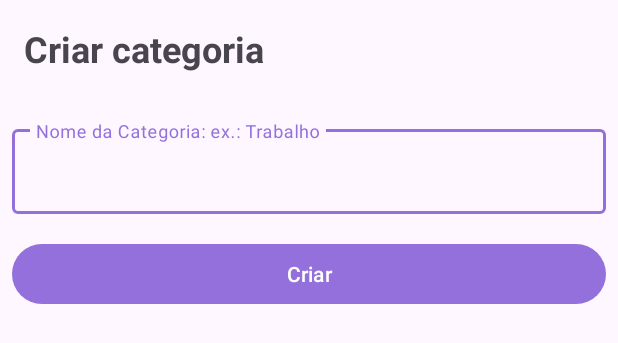
After one commit to marcoaferreira/Tasks, an Android app: the layout create_category_bottom_sheet.xml on its own in the app's theme, with its tools: preview values and no code run, on a phone screen of 412 x 824 dp. The commit adds this screen. Shown: the top 343 px of the screen. Run offline under Robolectric (Android 15) with nearby library versions, the phone set to English and light mode, and no system bars.

Commit message:
[patch] Added new bottom sheet ui to create category

```diff
--- /dev/null
+++ b/app/src/main/res/layout/create_category_bottom_sheet.xml
@@ -0,0 +1,43 @@
+<?xml version="1.0" encoding="utf-8"?>
+<LinearLayout xmlns:android="http://schemas.android.com/apk/res/android"
+    android:layout_width="match_parent"
+    android:layout_height="wrap_content"
+    android:orientation="vertical">
+
+    <TextView
+        android:id="@+id/tv_title"
+        android:layout_width="match_parent"
+        android:layout_height="wrap_content"
+        android:layout_margin="16dp"
+        android:layout_marginStart="8dp"
+        android:layout_marginTop="16dp"
+        android:layout_marginEnd="8dp"
+        android:text="@string/create_category"
+        android:textSize="24sp"
+        android:textStyle="bold" />
+
+    <com.google.android.material.textfield.TextInputLayout
+        android:layout_width="match_parent"
+        android:layout_height="wrap_content"
+        android:layout_marginStart="8dp"
+        android:layout_marginTop="16dp"
+        android:layout_marginEnd="8dp">
+
+        <com.google.android.material.textfield.TextInputEditText
+            android:id="@+id/tie_category_name"
+            android:layout_width="match_parent"
+            android:layout_height="wrap_content"
+            android:hint="@string/hint_category_name"
+            android:minHeight="48dp" />
+    </com.google.android.material.textfield.TextInputLayout>
+
+    <Button
+        android:id="@+id/btn_create_category"
+        android:layout_width="match_parent"
+        android:layout_height="wrap_content"
+        android:layout_marginStart="8dp"
+        android:layout_marginTop="16dp"
+        android:layout_marginEnd="8dp"
+        android:text="@string/create_category_button_name" />
+
+</LinearLayout>
--- a/app/src/main/res/values/strings.xml
+++ b/app/src/main/res/values/strings.xml
@@ -1,4 +1,7 @@
 <resources>
-    <string name="app_name">TaskBeats</string>
-    <string name="home_title">Task Beat</string>
+    <string name="app_name">Tasks</string>
+    <string name="home_title">Tasks</string>
+    <string name="create_category">Criar categoria</string>
+    <string name="hint_category_name">Nome da Categoria: ex.: Trabalho</string>
+    <string name="create_category_button_name">Criar</string>
 </resources>
```
Also changed, not shown: app/src/main/java/com/devspace/taskbeats/CreateCategoryBottomSheet.kt (added, +25 -0 lines), app/src/main/java/com/devspace/taskbeats/MainActivity.kt (+10 -5 lines).
